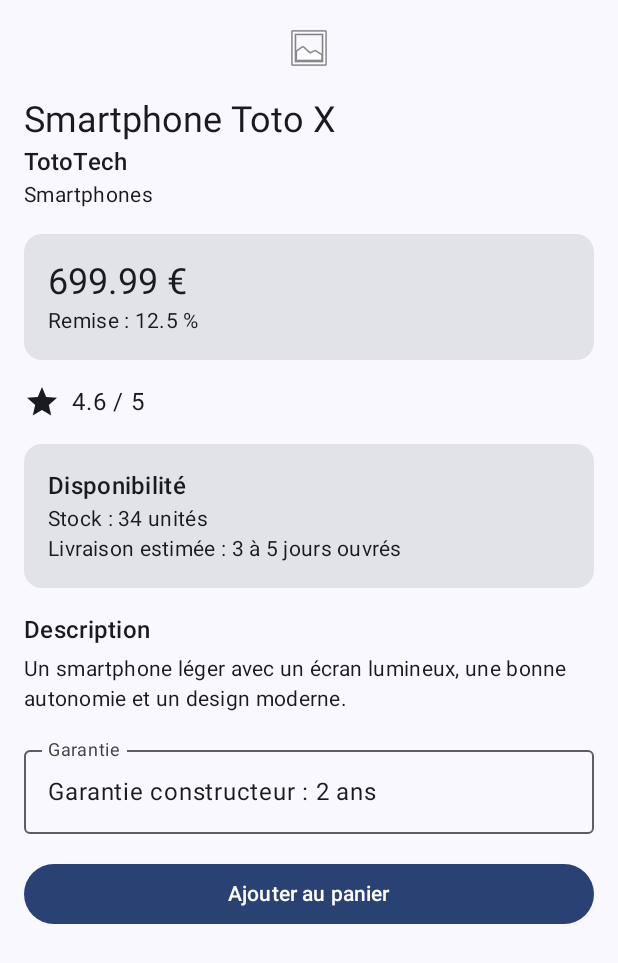
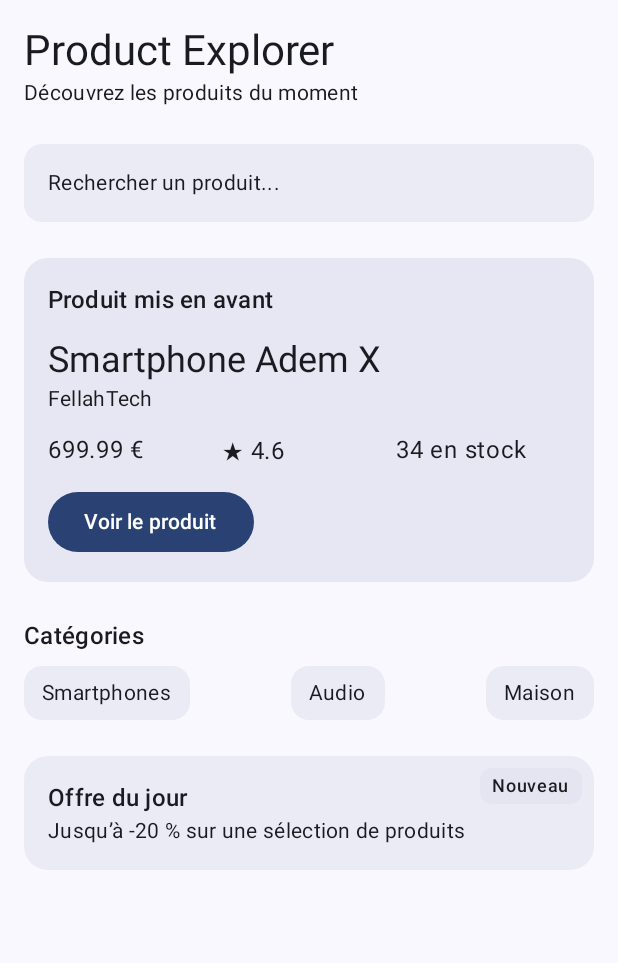
Before and after one commit to ademlsgo/ProductExplorer, an Android app built with Jetpack Compose: the screen it shows after launch (MainActivity), on a phone screen of 412 x 824 dp. Shown: the top 963 px of the screen. Run offline under Robolectric (Android 15) with nearby library versions, the phone set to English and light mode, and no system bars.

Commit message:
TP5 : écran d'accueil (Column, Row, Box, Spacer, Surface) + produit renommé Smartphone Adem X / FellahTech

```diff
--- a/app/src/main/java/com/example/productexplorer/MainActivity.kt
+++ b/app/src/main/java/com/example/productexplorer/MainActivity.kt
@@ -5,10 +5,13 @@ import androidx.activity.ComponentActivity
 import androidx.activity.compose.setContent
 import androidx.activity.enableEdgeToEdge
 import androidx.compose.foundation.Image
+import androidx.compose.foundation.layout.Box
 import androidx.compose.foundation.layout.Column
 import androidx.compose.foundation.layout.Row
+import androidx.compose.foundation.layout.Spacer
 import androidx.compose.foundation.layout.fillMaxSize
 import androidx.compose.foundation.layout.fillMaxWidth
+import androidx.compose.foundation.layout.height
 import androidx.compose.foundation.layout.padding
 import androidx.compose.material.icons.Icons
 import androidx.compose.material.icons.filled.Star
@@ -18,8 +21,10 @@ import androidx.compose.material3.Icon
 import androidx.compose.material3.MaterialTheme
 import androidx.compose.material3.OutlinedTextField
 import androidx.compose.material3.Scaffold
+import androidx.compose.material3.Surface
 import androidx.compose.material3.Text
 import androidx.compose.runtime.Composable
+import androidx.compose.ui.Alignment
 import androidx.compose.ui.Modifier
 import androidx.compose.ui.res.painterResource
 import androidx.compose.ui.tooling.preview.Preview
@@ -33,10 +38,10 @@ class MainActivity : ComponentActivity() {
         setContent {
             ProductExplorerTheme {
                 Scaffold(modifier = Modifier.fillMaxSize()) { innerPadding ->
-                    ProductDetailScreen(
-                        product = sampleProduct(),
-                        onAddToCartClick = {
-                            // Action à ajouter plus tard
+                    ProductHomeScreen(
+                        featuredProduct = sampleProduct(),
+                        onFeaturedProductClick = {
+                            // Plus tard : ouvrir le détail du produit
                         },
                         modifier = Modifier.padding(innerPadding)
                     )
@@ -63,8 +68,8 @@ data class ProductUi(
 
 fun sampleProduct(): ProductUi {
     return ProductUi(
-        title = "Smartphone Toto X",
-        brand = "TotoTech",
+        title = "Smartphone Adem X",
+        brand = "FellahTech",
         category = "Smartphones",
         description = "Un smartphone léger avec un écran lumineux, une bonne autonomie et un design moderne.",
         price = 699.99,
@@ -307,7 +312,223 @@ fun AddToCartButton(
     }
 }
 
+// ---------- Écran d'accueil (TP5) ----------
+
+@Composable
+fun ProductHomeScreen(
+    featuredProduct: ProductUi,
+    onFeaturedProductClick: () -> Unit,
+    modifier: Modifier = Modifier
+) {
+    Column(
+        modifier = modifier
+            .fillMaxSize()
+            .padding(16.dp)
+    ) {
+        HomeHeader()
+        Spacer(modifier = Modifier.height(24.dp))
+        SearchPreviewBar()
+        Spacer(modifier = Modifier.height(24.dp))
+        FeaturedProductSection(
+            product = featuredProduct,
+            onClick = onFeaturedProductClick
+        )
+        Spacer(modifier = Modifier.height(24.dp))
+        CategoriesSection()
+        Spacer(modifier = Modifier.height(24.dp))
+        DailyOfferBox()
+    }
+}
+
+@Composable
+fun HomeHeader(
+    modifier: Modifier = Modifier
+) {
+    Column(modifier = modifier) {
+        Text(
+            text = "Product Explorer",
+            style = MaterialTheme.typography.headlineMedium
+        )
+        Text(
+            text = "Découvrez les produits du moment",
+            style = MaterialTheme.typography.bodyMedium
+        )
+    }
+}
+
+@Composable
+fun SearchPreviewBar(
+    modifier: Modifier = Modifier
+) {
+    Surface(
+        modifier = modifier.fillMaxWidth(),
+        shape = MaterialTheme.shapes.medium,
+        tonalElevation = 2.dp
+    ) {
+        Text(
+            text = "Rechercher un produit...",
+            modifier = Modifier.padding(16.dp),
+            style = MaterialTheme.typography.bodyMedium
+        )
+    }
+}
+
+@Composable
+fun FeaturedProductSection(
+    product: ProductUi,
+    onClick: () -> Unit,
+    modifier: Modifier = Modifier
+) {
+    Surface(
+        modifier = modifier.fillMaxWidth(),
+        shape = MaterialTheme.shapes.large,
+        tonalElevation = 4.dp
+    ) {
+        Column(
+            modifier = Modifier.padding(16.dp)
+        ) {
+            Text(
+                text = "Produit mis en avant",
+                style = MaterialTheme.typography.titleMedium
+            )
+            Spacer(modifier = Modifier.height(12.dp))
+            Text(
+                text = product.title,
+                style = MaterialTheme.typography.headlineSmall
+            )
+            Text(
+                text = product.brand,
+                style = MaterialTheme.typography.bodyMedium
+            )
+            Spacer(modifier = Modifier.height(12.dp))
+            ProductQuickInfoRow(
+                price = product.price,
+                rating = product.rating,
+                stock = product.stock
+            )
+            Spacer(modifier = Modifier.height(12.dp))
+            Button(onClick = onClick) {
+                Text(text = "Voir le produit")
+            }
+        }
+    }
+}
+
+@Composable
+fun ProductQuickInfoRow(
+    price: Double,
+    rating: Double,
+    stock: Int,
+    modifier: Modifier = Modifier
+) {
+    Row(modifier = modifier.fillMaxWidth()) {
+        Text(
+            text = "$price €",
+            modifier = Modifier.weight(1f)
+        )
+        Text(
+            text = "★ $rating",
+            modifier = Modifier.weight(1f)
+        )
+        Text(
+            text = "$stock en stock",
+            modifier = Modifier.weight(1f)
+        )
+    }
+}
+
+@Composable
+fun CategoryChip(
+    label: String,
+    modifier: Modifier = Modifier
+) {
+    Surface(
+        modifier = modifier,
+        shape = MaterialTheme.shapes.medium,
+        tonalElevation = 2.dp
+    ) {
+        Text(
+            text = label,
+            modifier = Modifier.padding(horizontal = 12.dp, vertical = 8.dp),
+            style = MaterialTheme.typography.bodyMedium
+        )
+    }
+}
+
+@Composable
+fun CategoriesSection(
+    modifier: Modifier = Modifier
+) {
+    Column(modifier = modifier) {
+        Text(
+            text = "Catégories",
+            style = MaterialTheme.typography.titleMedium
+        )
+        Spacer(modifier = Modifier.height(8.dp))
+        Row {
+            CategoryChip(label = "Smartphones")
+            Spacer(modifier = Modifier.weight(1f))
+            CategoryChip(label = "Audio")
+            Spacer(modifier = Modifier.weight(1f))
+            CategoryChip(label = "Maison")
+        }
+    }
+}
+
+@Composable
+fun DailyOfferBox(
+    modifier: Modifier = Modifier
+) {
+    Box(
+        modifier = modifier.fillMaxWidth()
+    ) {
+        Surface(
+            modifier = Modifier.fillMaxWidth(),
+            shape = MaterialTheme.shapes.large,
+            tonalElevation = 2.dp
+        ) {
+            Column(
+                modifier = Modifier.padding(16.dp)
+            ) {
+                Text(
+                    text = "Offre du jour",
+                    style = MaterialTheme.typography.titleMedium
+                )
+                Text(
+                    text = "Jusqu’à -20 % sur une sélection de produits",
+                    style = MaterialTheme.typography.bodyMedium
+                )
+            }
+        }
+        // Badge superposé en haut à droite grâce à Box
+        Surface(
+            modifier = Modifier
+                .align(Alignment.TopEnd)
+                .padding(8.dp),
+            shape = MaterialTheme.shapes.small,
+            tonalElevation = 6.dp
+        ) {
+            Text(
+                text = "Nouveau",
+                modifier = Modifier.padding(horizontal = 8.dp, vertical = 4.dp),
+                style = MaterialTheme.typography.labelMedium
+            )
+        }
+    }
+}
+
 // ---------- Previews ----------
+
+@Preview(showBackground = true)
+@Composable
+fun ProductHomeScreenPreview() {
+    ProductExplorerTheme {
+        ProductHomeScreen(
+            featuredProduct = sampleProduct(),
+            onFeaturedProductClick = {}
+        )
+    }
+}
 
 @Preview(showBackground = true)
 @Composable
```
Also changed, not shown: 3 other files.
